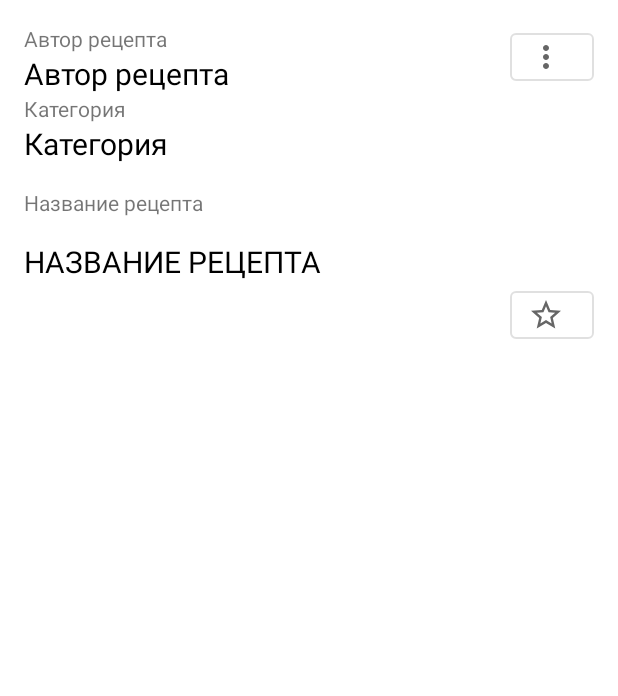
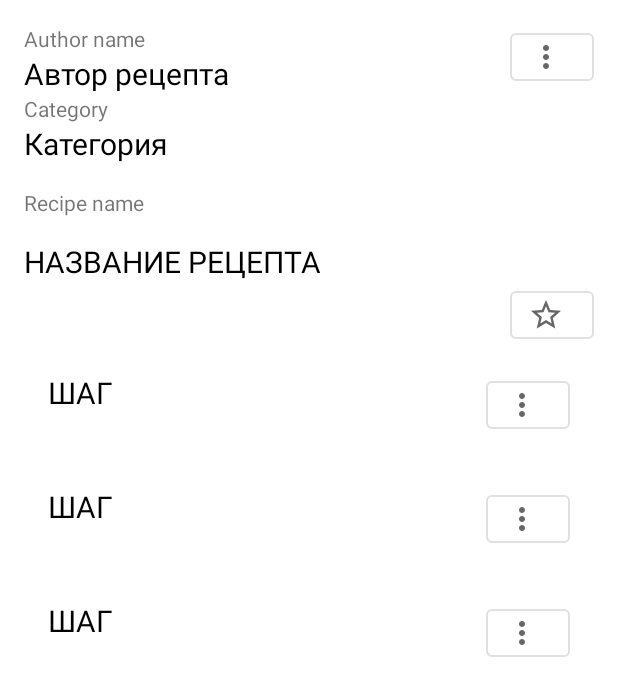
Before and after one commit to krissbel/NeRecipe, an Android app: the layout fragment_recipe_details.xml on its own in the app's theme, with its tools: preview values and no code run, on a phone screen of 412 x 824 dp. Shown: the top 696 px of the screen. Run offline under Robolectric (Android 15) with nearby library versions, the phone set to English and light mode, and no system bars.

Commit message:
fix steps

```diff
--- a/app/src/main/java/ru/netology/myrecipebook/activity/FeedFragment.kt
+++ b/app/src/main/java/ru/netology/myrecipebook/activity/FeedFragment.kt
@@ -63,6 +63,10 @@ class FeedFragment : Fragment() {
             val direction = FeedFragmentDirections.actionFeedFragmentToRecipeDetailsFragment()
             findNavController().navigate(direction)
 
+        }
+        viewModel.navigateToStepScreenEvent.observe(this) { step ->
+            val direction = FeedFragmentDirections.actionFeedFragmentToStepFragment(step)
+            findNavController().navigate(direction)
         }
     }
 
--- a/app/src/main/java/ru/netology/myrecipebook/activity/NewStepFragment.kt
+++ b/app/src/main/java/ru/netology/myrecipebook/activity/NewStepFragment.kt
@@ -13,11 +13,10 @@ import ru.netology.myrecipebook.RecipeViewModel
 import ru.netology.myrecipebook.adapter.StepAdapter
 import ru.netology.myrecipebook.databinding.FragmentNewStepBinding
 
-class NewStepFragment:Fragment() {
+class NewStepFragment : Fragment() {
 
     private val args by navArgs<NewStepFragmentArgs>()
     private val viewModel by viewModels<RecipeViewModel>(ownerProducer = ::requireParentFragment)
-
 
 
     override fun onCreateView(
--- a/app/src/main/java/ru/netology/myrecipebook/adapter/FilterInteractionListener.kt
+++ b/app/src/main/java/ru/netology/myrecipebook/adapter/FilterInteractionListener.kt
@@ -4,5 +4,5 @@ interface FilterInteractionListener {
 
     fun checkboxIsActive(category: String)
     fun checkboxNotActive(category: String)
-    fun getStatusCheckbox(category: String):Boolean
+    fun getStatusCheckbox(category: String): Boolean
 }
--- a/app/src/main/java/ru/netology/myrecipebook/adapter/RecipeInteractionListener.kt
+++ b/app/src/main/java/ru/netology/myrecipebook/adapter/RecipeInteractionListener.kt
@@ -7,6 +7,7 @@ interface RecipeInteractionListener {
 
     fun onRemoveClicked(recipe: Recipe)
     fun onEditClicked(recipe: Recipe)
+    fun onAddStepClicked(recipe: Recipe?)
     fun openRecipe(recipe: Recipe)
     fun onFavoriteClicked(recipe: Recipe)
 
--- a/app/src/main/res/layout/fragment_recipe_details.xml
+++ b/app/src/main/res/layout/fragment_recipe_details.xml
@@ -15,7 +15,7 @@
         android:contentDescription="@string/author_name"
         app:layout_constraintStart_toStartOf="parent"
         app:layout_constraintTop_toTopOf="parent"
-        android:text="Автор рецепта" />
+        android:text="@string/author_name_title" />
 
     <androidx.appcompat.widget.AppCompatTextView
         android:id="@+id/authorName"
@@ -38,7 +38,7 @@
         android:contentDescription="@string/category_name"
         app:layout_constraintStart_toStartOf="parent"
         app:layout_constraintTop_toBottomOf="@id/authorName"
-        android:text="Категория" />
+        android:text="@string/category" />
 
     <androidx.appcompat.widget.AppCompatTextView
         android:id="@+id/category"
@@ -51,7 +51,6 @@
         android:textSize="20dp"
         android:textColor="@color/black"
         tools:text="Категория" />
-
 
 
     <com.google.android.material.button.MaterialButton
@@ -78,7 +77,7 @@
         android:contentDescription="@string/recipe_text"
         android:layout_marginTop="16dp"
         app:layout_constraintTop_toBottomOf="@id/headerBarrier"
-        android:text="Название рецепта" />
+        android:text="@string/recipe_name" />
 
 
     <androidx.appcompat.widget.AppCompatTextView
@@ -109,4 +108,21 @@
         app:layout_constraintTop_toBottomOf="@id/textRecipe"
         />
 
+    <androidx.recyclerview.widget.RecyclerView
+        android:id="@+id/list_steps"
+        android:layout_width="match_parent"
+        android:layout_height="0dp"
+        app:layoutManager="androidx.recyclerview.widget.LinearLayoutManager"
+        app:layout_constraintTop_toBottomOf="@id/isFavorite"
+        android:background="@color/white"
+        android:scrollbars="vertical"
+        tools:context=".activity.FeedFragment"
+        tools:listitem="@layout/step_list_item"/>
+    <ScrollView
+        android:layout_width="match_parent"
+        android:layout_height="match_parent"
+        app:layout_constraintStart_toEndOf="@id/list_steps">
+
+    </ScrollView>
+
 </androidx.constraintlayout.widget.ConstraintLayout>
--- a/app/src/main/res/layout/step_list_item.xml
+++ b/app/src/main/res/layout/step_list_item.xml
@@ -12,14 +12,12 @@
         android:layout_width="wrap_content"
         android:layout_height="wrap_content"
         android:contentDescription="@string/author_name"
-        android:ellipsize="end"
-        android:singleLine="true"
         android:textColor="@color/black"
         android:textSize="20dp"
+        android:maxWidth="300dp"
         app:layout_constraintStart_toStartOf="parent"
         app:layout_constraintTop_toTopOf="parent"
         tools:text="ШАГ" />
-
 
     <com.google.android.material.button.MaterialButton
         android:id="@+id/options"
@@ -38,4 +36,6 @@
         app:constraint_referenced_ids="textStep, options" />
 
 
+
+
 </androidx.constraintlayout.widget.ConstraintLayout>
--- a/app/src/main/res/navigation/nav_main.xml
+++ b/app/src/main/res/navigation/nav_main.xml
@@ -19,6 +19,9 @@
         <action
             android:id="@+id/action_feedFragment_to_recipeDetailsFragment"
             app:destination="@id/recipeDetailsFragment" />
+        <action
+            android:id="@+id/action_feedFragment_to_stepFragment"
+            app:destination="@id/stepFragment" />
     </fragment>
     <fragment
         android:id="@+id/recipeFragment"
```
Also changed, not shown: app/src/main/AndroidManifest.xml (+4 -10 lines), app/src/main/java/ru/netology/myrecipebook/RecipeViewModel.kt (+21 -21 lines), app/src/main/java/ru/netology/myrecipebook/activity/NewRecipeFragment.kt (+10 -18 lines), app/src/main/java/ru/netology/myrecipebook/activity/RecipeDetailsFragment.kt (+16 -0 lines), app/src/main/java/ru/netology/myrecipebook/adapter/RecipeAdapter.kt (+1 -8 lines), app/src/main/java/ru/netology/myrecipebook/data/RecipeRepositoryImpl.kt (+5 -2 lines), app/src/main/java/ru/netology/myrecipebook/db/RecipeDao.kt (+15 -8 lines), app/src/main/res/layout/fragment_new_recipe.xml (+28 -40 lines), app/src/main/res/layout/recipe_list_item.xml (+4 -10 lines). Lines whose indentation alone changed are shown as unchanged.
